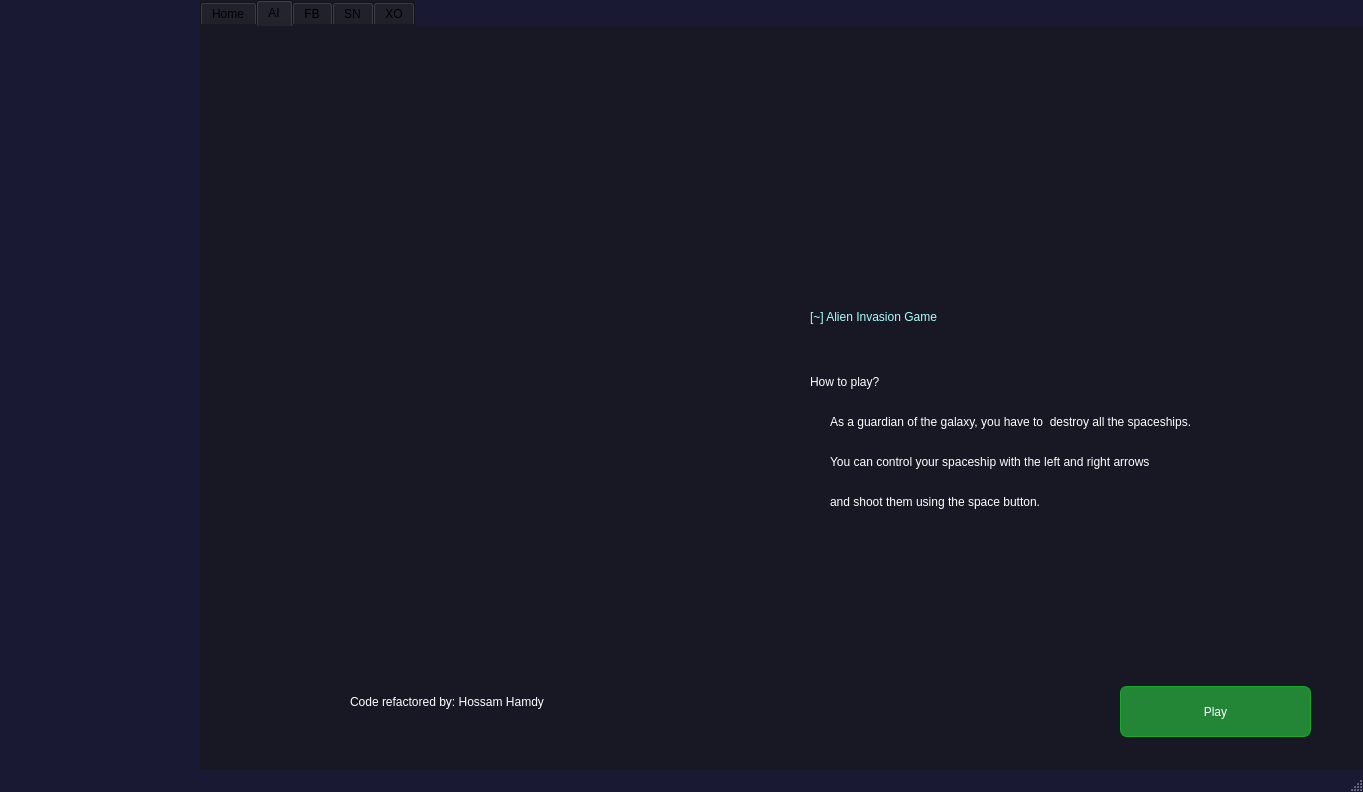
Qt form UI/mini_PS_UI.ui (0xGhazy/mini-PS) before a commit.
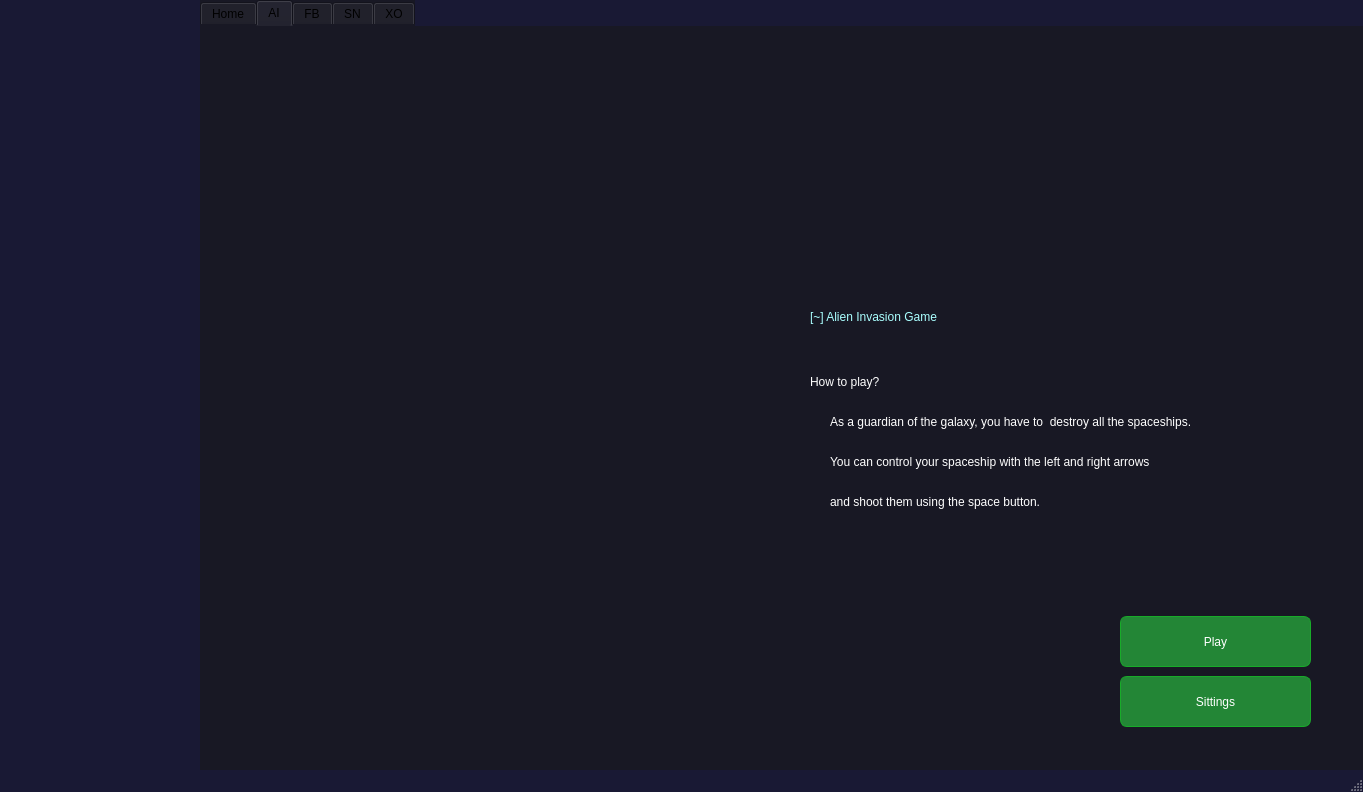
The same form after that commit. The open tabs and pages were chosen to show the change. Icons and pictures are not drawn.

```diff
--- a/UI/mini_PS_UI.ui
+++ b/UI/mini_PS_UI.ui
@@ -261,23 +261,6 @@
        <string>You can control your spaceship with the left and right arrows</string>
       </property>
      </widget>
-     <widget class="QLabel" name="label_83">
-      <property name="geometry">
-       <rect>
-        <x>150</x>
-        <y>660</y>
-        <width>321</width>
-        <height>31</height>
-       </rect>
-      </property>
-      <property name="styleSheet">
-       <string notr="true">color: rgb(255, 255, 255);
-font: 75 15pt &quot;Arial&quot;;</string>
-      </property>
-      <property name="text">
-       <string>Code refactored by: Hossam Hamdy</string>
-      </property>
-     </widget>
      <widget class="QLabel" name="label_82">
       <property name="geometry">
        <rect>
@@ -301,7 +284,7 @@
       <property name="geometry">
        <rect>
         <x>920</x>
-        <y>660</y>
+        <y>590</y>
         <width>191</width>
         <height>51</height>
        </rect>
@@ -380,6 +363,37 @@
        <string>As a guardian of the galaxy, you have to  destroy all the spaceships.</string>
       </property>
      </widget>
+     <widget class="QPushButton" name="ai_sittings">
+      <property name="geometry">
+       <rect>
+        <x>920</x>
+        <y>650</y>
+        <width>191</width>
+        <height>51</height>
+       </rect>
+      </property>
+      <property name="styleSheet">
+       <string notr="true">QPushButton {
+	color: white;
+font: 87 15pt &quot;Arial Black&quot;;
+	background-color: rgb(35, 134, 54);
+	border-radius:7px;
+	border:1px solid #18ab29;
+}
+
+QPushButton:hover {
+	background:linear-gradient(to bottom, #5cbf2a 5%, #44c767 100%);
+	background-color:#18ab29;
+}
+QPushButton:active {
+	position:relative;
+	top:2px;
+}</string>
+      </property>
+      <property name="text">
+       <string>Sittings</string>
+      </property>
+     </widget>
     </widget>
     <widget class="QWidget" name="tab_3">
      <attribute name="title">
```
Left out of the diff: 154 changed lines with no effect on the pictures.
